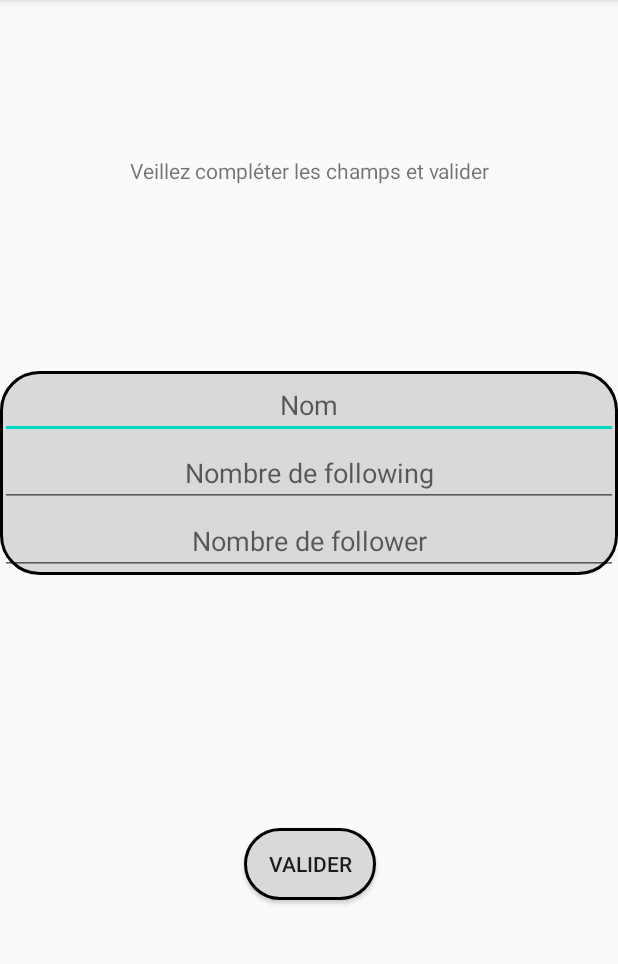
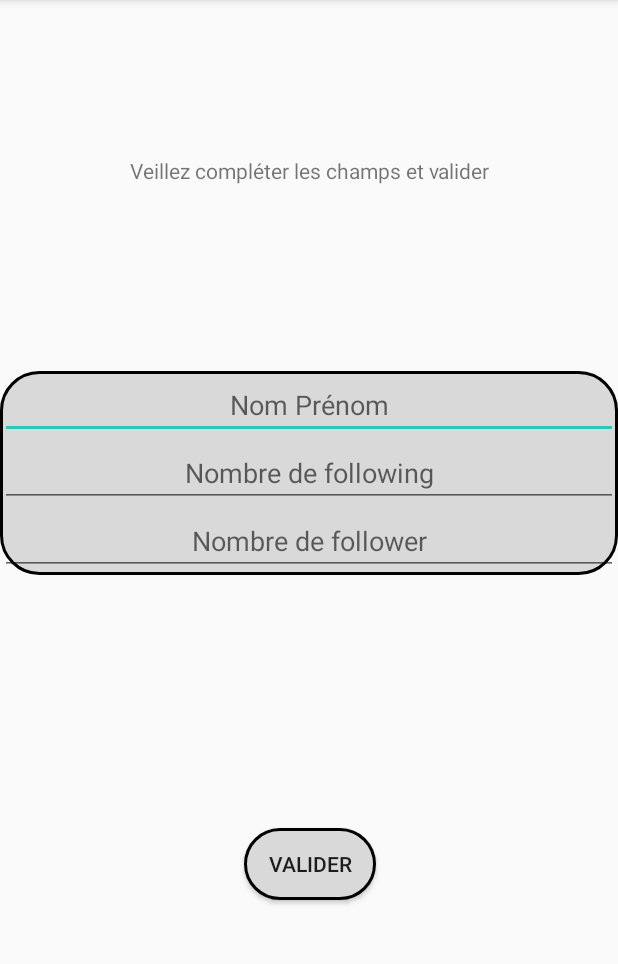
Before and after one commit to dmytrolutsyk/tpAndroid, an Android app: the screen it shows after launch (MainActivity), on a phone screen of 412 x 824 dp, the part 84-1048 px from its top. Run offline under Robolectric (Android 15) with nearby library versions, the phone set to English and light mode, and no system bars.

Commit message:
update app

```diff
--- a/Tp_maison_android/app/src/main/res/layout/activity_start.xml
+++ b/Tp_maison_android/app/src/main/res/layout/activity_start.xml
@@ -52,21 +52,25 @@
             android:layout_width="match_parent"
             android:layout_height="wrap_content"
             android:gravity="center_horizontal"
-            android:hint="Nom" />
+            android:hint="Nom Prénom"
+            android:inputType="text"
+            />
 
         <EditText
             android:id="@+id/FollowingField"
             android:layout_width="match_parent"
             android:layout_height="wrap_content"
             android:gravity="center_horizontal"
-            android:hint="Nombre de following" />
+            android:hint="Nombre de following"
+            android:inputType="numberSigned"/>
 
         <EditText
             android:id="@+id/FollowerField"
             android:layout_width="match_parent"
             android:layout_height="wrap_content"
             android:gravity="center_horizontal"
-            android:hint="Nombre de follower" />
+            android:hint="Nombre de follower"
+            android:inputType="numberSigned"/>
 
 
     </LinearLayout>
```
